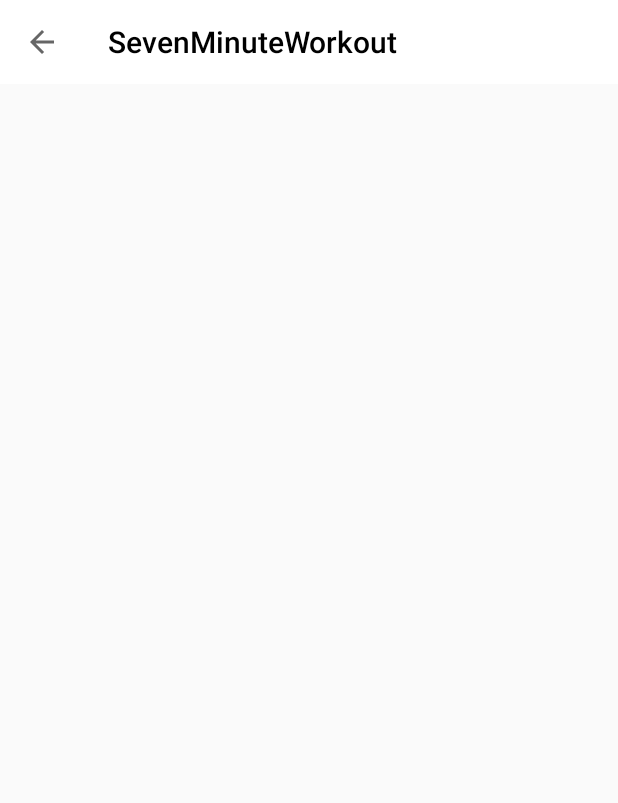
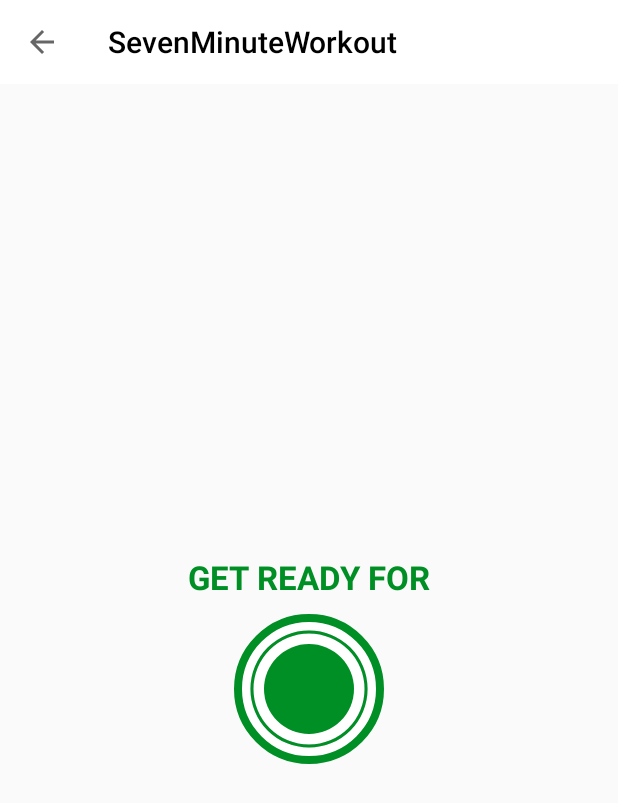
Before and after one commit to OneDudeDesign/SevenMinuteWorkout_Udem_A10_Kotlin, an Android app: the ExcerciseActivity screen opened directly, with no data from a screen before it, on a phone screen of 412 x 824 dp. Shown: the top 803 px of the screen. Run offline under Robolectric (Android 15) with nearby library versions, the phone set to English and light mode, and no system bars.

Commit message:
Phase04: custom view created for the timer to be added with a progressbar and layouts

```diff
--- /dev/null
+++ b/app/src/main/res/drawable/circular_progress_bar.xml
@@ -0,0 +1,13 @@
+<?xml version="1.0" encoding="utf-8"?>
+<layer-list xmlns:android="http://schemas.android.com/apk/res/android">
+    <item>
+        <shape
+            android:innerRadiusRatio="2.7"
+            android:shape="ring"
+            android:thicknessRatio="50.0"
+            android:useLevel="true">
+            <solid android:color="@color/colorAccent" />
+        </shape>
+    </item>
+
+</layer-list>
--- /dev/null
+++ b/app/src/main/res/drawable/circular_progress_gray.xml
@@ -0,0 +1,13 @@
+<?xml version="1.0" encoding="utf-8"?>
+<layer-list xmlns:android="http://schemas.android.com/apk/res/android">
+    <item>
+        <shape
+            android:innerRadiusRatio="2.7"
+            android:shape="ring"
+            android:thicknessRatio="50.0"
+            android:useLevel="false">
+            <solid android:color="@color/circular_progress_gray" />
+        </shape>
+    </item>
+
+</layer-list>
--- /dev/null
+++ b/app/src/main/res/drawable/item_circular_color_accent_background.xml
@@ -0,0 +1,7 @@
+<?xml version="1.0" encoding="utf-8"?>
+<shape xmlns:android="http://schemas.android.com/apk/res/android"
+    android:shape="oval">
+
+    <solid android:color="@color/colorAccent"/>
+
+</shape>
--- a/app/src/main/res/layout/activity_excercise.xml
+++ b/app/src/main/res/layout/activity_excercise.xml
@@ -1,9 +1,9 @@
 <?xml version="1.0" encoding="utf-8"?>
 <RelativeLayout xmlns:android="http://schemas.android.com/apk/res/android"
+    xmlns:app="http://schemas.android.com/apk/res-auto"
     xmlns:tools="http://schemas.android.com/tools"
     android:layout_width="match_parent"
     android:layout_height="match_parent"
-    xmlns:app="http://schemas.android.com/apk/res-auto"
     android:orientation="vertical"
     tools:context=".ExcerciseActivity">
 
@@ -12,6 +12,66 @@
         android:layout_width="match_parent"
         android:layout_height="?android:actionBarSize"
         android:background="@color/white"
-        app:titleTextColor="@color/colorPrimary"/>
+        app:titleTextColor="@color/colorPrimary" />
+
+    <LinearLayout
+        android:id="@+id/llRestView"
+        android:layout_width="match_parent"
+        android:layout_height="match_parent"
+        android:layout_below="@id/toolbar_excercise_activity"
+        android:gravity="center"
+        android:orientation="vertical"
+        android:visibility="visible">
+
+        <TextView
+            android:layout_width="wrap_content"
+            android:layout_height="wrap_content"
+            android:text="@string/get_ready_for"
+            android:textColor="@color/colorAccent"
+            android:textSize="22sp"
+            android:textStyle="bold" />
+
+        <FrameLayout
+            android:layout_width="@dimen/excercise_activity_frame_layout_size"
+            android:layout_height="@dimen/excercise_activity_frame_layout_size"
+            android:layout_marginTop="@dimen/excercize_activity_fl_margin"
+            android:background="@drawable/item_circular_color_accent_border">
+
+            <ProgressBar
+                android:id="@+id/progressbar"
+                style="?android:attr/progressBarStyleHorizontal"
+                android:layout_width="@dimen/excercise_activity_frame_layout_size"
+                android:layout_height="@dimen/excercise_activity_frame_layout_size"
+                android:layout_gravity="center"
+                android:background="@drawable/circular_progress_gray"
+                android:indeterminate="false"
+                android:max="10"
+                android:progress="100"
+                android:progressDrawable="@drawable/circular_progress_bar"
+                android:rotation="-90" />
+
+            <LinearLayout
+                android:layout_width="@dimen/exAct_llinner_size"
+                android:layout_height="@dimen/exAct_llinner_size"
+                android:layout_gravity="center"
+                android:background="@drawable/item_circular_color_accent_background"
+                android:gravity="center">
+
+                <TextView
+                    android:id="@+id/tvtimer"
+                    android:layout_width="wrap_content"
+                    android:layout_height="wrap_content"
+                    android:textColor="@color/white"
+                    android:textSize="@dimen/exAct_tvTimer_textsize"
+                    android:textStyle="bold"
+                    tools:text="@string/exAct_tvTimer_toolText" />
+
+            </LinearLayout>
+
+
+        </FrameLayout>
+
+
+    </LinearLayout>
 
 </RelativeLayout>
--- a/app/src/main/res/values/colors.xml
+++ b/app/src/main/res/values/colors.xml
@@ -12,4 +12,5 @@
     <color name="colorAccent">#008F24</color>
     <color name="colorHighlighted">#C4C4C4</color>
     <color name="colorWhite">#FFFFFF</color>
+    <color name="circular_progress_gray">#D4DEE7</color>
 </resources>
--- a/app/src/main/res/values/dimens.xml
+++ b/app/src/main/res/values/dimens.xml
@@ -5,5 +5,9 @@
     <dimen name="start_button_size">150dp</dimen>
     <dimen name="start_button_margin_top">20dp</dimen>
     <dimen name="start_button_label_textsize">22sp</dimen>
-    <dimen name="start_button_accent_border_stroke">9dp</dimen>
+    <dimen name="start_button_accent_border_stroke">5dp</dimen>
+    <dimen name="excercise_activity_frame_layout_size">100dp</dimen>
+    <dimen name="excercize_activity_fl_margin">10dp</dimen>
+    <dimen name="exAct_llinner_size">60dp</dimen>
+    <dimen name="exAct_tvTimer_textsize">25sp</dimen>
 </resources>
--- a/app/src/main/res/values/strings.xml
+++ b/app/src/main/res/values/strings.xml
@@ -2,5 +2,7 @@
     <string name="app_name">SevenMinuteWorkout</string>
     <string name="image">image</string>
     <string name="str_start">START</string>
+    <string name="get_ready_for">GET READY FOR</string>
+    <string name="exAct_tvTimer_toolText">10</string>
 
 </resources>
```
